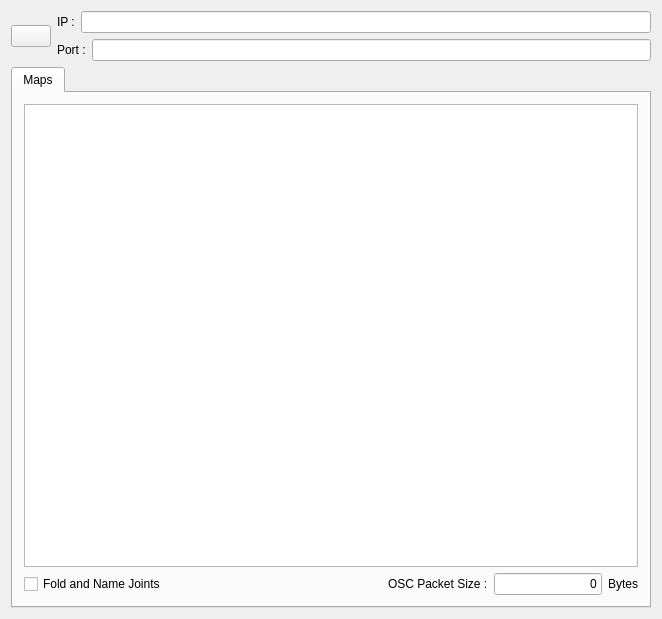
The window that src/FormFiles/MainForm.ui (arennuit/iisuoscbridge) describes before a commit, drawn with Qt 5.
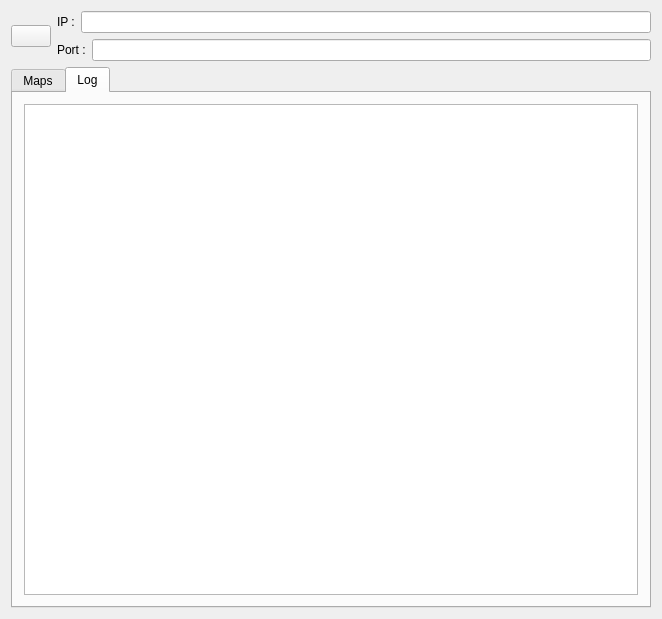
The same window after the commit. Icons and pictures are not drawn.

Commit message: Implemented a poor man's log system and window.

Patch:
```diff
--- a/src/FormFiles/MainForm.ui
+++ b/src/FormFiles/MainForm.ui
@@ -681,7 +681,7 @@
        </sizepolicy>
       </property>
       <property name="currentIndex">
-       <number>0</number>
+       <number>1</number>
       </property>
       <widget class="QWidget" name="m_mapsTab">
        <attribute name="title">
@@ -753,6 +753,23 @@
         </item>
        </layout>
       </widget>
+      <widget class="QWidget" name="m_logTab">
+       <attribute name="title">
+        <string>Log</string>
+       </attribute>
+       <layout class="QVBoxLayout" name="verticalLayout_3">
+        <item>
+         <widget class="QPlainTextEdit" name="m_logTextEdit">
+          <property name="sizePolicy">
+           <sizepolicy hsizetype="Expanding" vsizetype="Expanding">
+            <horstretch>0</horstretch>
+            <verstretch>0</verstretch>
+           </sizepolicy>
+          </property>
+         </widget>
+        </item>
+       </layout>
+      </widget>
      </widget>
     </item>
    </layout>
```
The commit also changes 4 other files.
